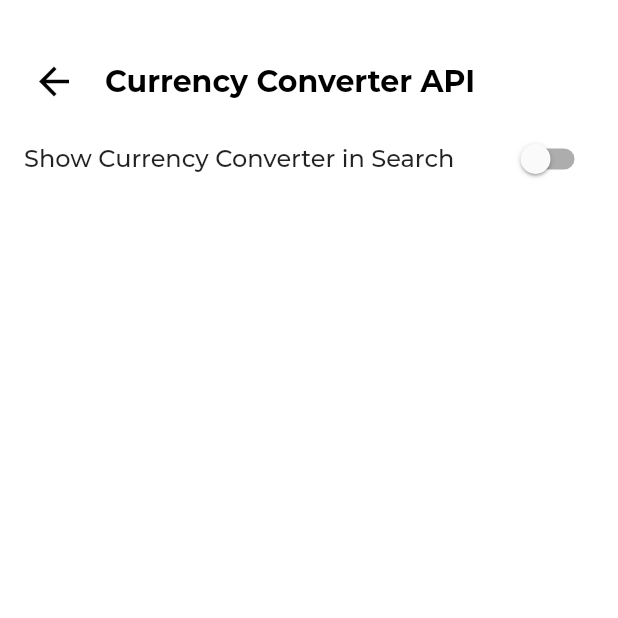
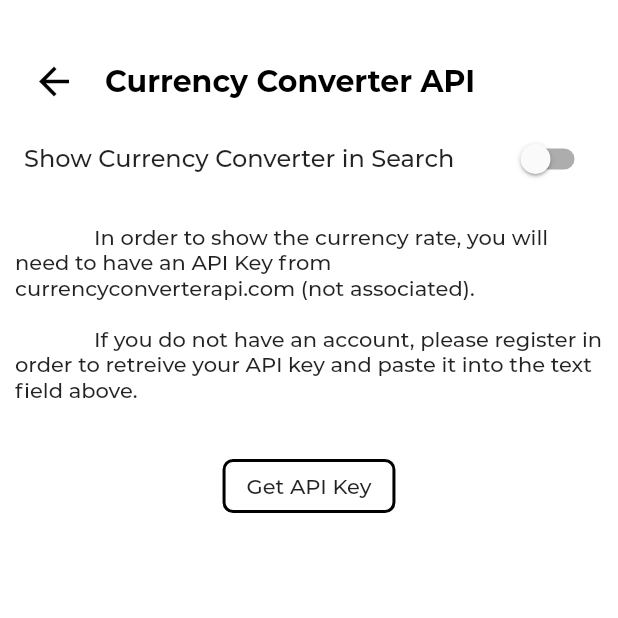
Before and after one commit to nickypangers/visachecker, a Flutter app: the CurrencyConverterAPIScreen screen opened directly, on a phone screen of 412 x 824 dp, the top half of it. Run offline on Flutter 3.47's test engine with Material 2 defaults, Android fonts, the phone set to English and light mode, and no system bars; our stand-ins replace flutter_slidable, shared_preferences; missing offline and left inert: flutter_web_browser; accounts and stored records are empty; key blocks and very long unbroken strings in the code were emptied for the run.

```diff
--- a/lib/currencyConverterApi.dart
+++ b/lib/currencyConverterApi.dart
@@ -1,4 +1,5 @@
 import 'package:flutter/material.dart';
+import 'package:flutter_web_browser/flutter_web_browser.dart';
 import 'package:shared_preferences/shared_preferences.dart';
 import 'package:visachecker/settings.dart';
 
@@ -28,14 +29,33 @@ class _CurrencyConverterAPIScreenState
     prefs.setBool("hasApiKey", val);
   }
 
+  Future<void> _setCurrencyConverterAPIKey(String key) async {
+    SharedPreferences prefs = await SharedPreferences.getInstance();
+    prefs.setString("CurrencyConverterAPIKey", key);
+  }
+
+  Future<void> _getCurrencyConverterAPIKey() async {
+    SharedPreferences prefs = await SharedPreferences.getInstance();
+    var key = prefs.getString("CurrencyConverterAPIKey");
+    if (key != null) {
+      _apiController..text = key;
+    }
+  }
+
   @override
   void initState() {
     super.initState();
+    _getCurrencyConverterAPIKey();
     checkHasKey().then((val) {
       setState(() {
         hasKey = val;
       });
     });
+  }
+
+  openBrowserTab(String url) async {
+    await FlutterWebBrowser.openWebPage(
+        url: url, androidToolbarColor: Colors.white);
   }
 
   @override
@@ -67,14 +87,13 @@ class _CurrencyConverterAPIScreenState
                     },
                   ),
                   Padding(
-                    padding: EdgeInsets.only(left: 10), // center
+                    padding: EdgeInsets.only(left: 10),
                     child: Text(
                       "Currency Converter API",
                       style: TextStyle(
                         color: Colors.black,
                         fontWeight: FontWeight.bold,
                         fontSize: 20,
-                        //fontFamily: 'Montserrat',
                       ),
                     ),
                   ),
@@ -99,15 +118,45 @@ class _CurrencyConverterAPIScreenState
                       left: 10,
                       right: 10,
                     ),
+                    child: Container(
                       child: TextField(
                         autocorrect: false,
                         decoration: InputDecoration(labelText: 'API Key'),
                         controller: _apiController,
                         maxLines: 1,
                         keyboardType: TextInputType.text,
+                        onSubmitted: (val) {
+                          if (val.length > 0) {
+                            _setCurrencyConverterAPIKey(val);
+                          }
+                        },
+                      ),
                     ),
                   )
                 : Container(),
+            Padding(
+              padding: EdgeInsets.only(left: 10, right: 10, top: 15),
+              child: Text("""
+              In order to show the currency rate, you will need to have an API Key from currencyconverterapi.com (not associated).\n
+              If you do not have an account, please register in order to retreive your API key and paste it into the text field above.
+              """),
+            ),
+            Padding(
+              padding: EdgeInsets.only(left: 10, right: 10, top: 15),
+              child: Container(
+                child: Center(
+                  child: FlatButton(
+                    shape: RoundedRectangleBorder(
+                      borderRadius: BorderRadius.circular(7),
+                      side: BorderSide(color: Colors.black, width: 2),
+                    ),
+                    child: Text("Get API Key"),
+                    onPressed: () =>
+                        openBrowserTab("https://www.currencyconverterapi.com/"),
+                  ),
+                ),
+              ),
+            ),
           ],
         ),
       ),
--- a/lib/drawer.dart
+++ b/lib/drawer.dart
@@ -134,7 +134,7 @@ Widget drawer(BuildContext context) {
               context: context,
               applicationIcon: Image.asset("assets/launcher/Icon-72.png"),
               applicationName: 'Visa Checker',
-              applicationVersion: '1.1.3',
+              applicationVersion: '1.1.2',
               applicationLegalese: '© Developed by Nixon Pang, 2020.',
               children: <Widget>[
                 Text("""
--- a/lib/selectCountry.dart
+++ b/lib/selectCountry.dart
@@ -34,14 +34,13 @@ class _SelectCountryScreenState extends State<SelectCountryScreen> {
                     onPressed: () => Navigator.pop(context),
                   ),
                   Padding(
-                    padding: EdgeInsets.only(left: 10), // center
+                    padding: EdgeInsets.only(left: 10),
                     child: Text(
                       "Select Country",
                       style: TextStyle(
                         color: Colors.black,
                         fontWeight: FontWeight.bold,
                         fontSize: 20,
-                        //fontFamily: 'Montserrat',
                       ),
                     ),
                   ),
--- a/lib/services/dataClass.dart
+++ b/lib/services/dataClass.dart
@@ -36,8 +36,10 @@ class CountryList {
 
 class CurrencyRate {
   double rate;
+  int status;
 
   CurrencyRate(String pair, Map<String, dynamic> json) {
     rate = json['$pair'];
+    status = json['status'];
   }
 }
--- a/lib/services/searchContent.dart
+++ b/lib/services/searchContent.dart
@@ -42,7 +42,7 @@ Widget countryDetail(String category, String country) {
 
 Widget searchContent(bool hasKey, String passportCountry, String desCountry,
     String result, Color color, double rate) {
-  hasKey ? rate = rate : rate = 0;
+  print("rate: $rate");
   return Padding(
     padding: EdgeInsets.only(
       top: 10,
@@ -108,7 +108,11 @@ Widget currencyResult(String passportCountry, String desCountry, double rate) {
       ),
       Padding(
         padding: EdgeInsets.only(top: 10),
-        child: Row(
+        child: (rate == -1)
+            ? Container(
+                child: Text("API Key is incorrect."),
+              )
+            : Row(
                 mainAxisAlignment: MainAxisAlignment.spaceEvenly,
                 children: <Widget>[
                   Text(
--- a/lib/settings.dart
+++ b/lib/settings.dart
@@ -51,7 +51,7 @@ class _SettingsScreenState extends State<SettingsScreen> {
     );
   }
 
-  String currencyConverterAPIKey = "333ba142825cb4323982";
+  String currencyConverterAPIKey;
 
   Future<void> _getCurrencyConverterAPIKey() async {
     SharedPreferences prefs = await SharedPreferences.getInstance();
--- a/pubspec.yaml
+++ b/pubspec.yaml
@@ -16,7 +16,7 @@ publish_to: 'none' # Remove this line if you wish to publish to pub.dev
 # Read more about iOS versioning at
 # https://developer.apple.com/library/archive/documentation/General/Reference/InfoPlistKeyReference/Articles/CoreFoundationKeys.html
 
-version: 1.1.3+10
+version: 1.1.2+9
 
 environment:
   sdk: ">=2.7.0 <3.0.0"
```
Also changed, not shown: lib/search.dart (+6 -1 lines), lib/services/getSharedPreferences.dart (deleted). Lines whose indentation alone changed are shown as unchanged.
